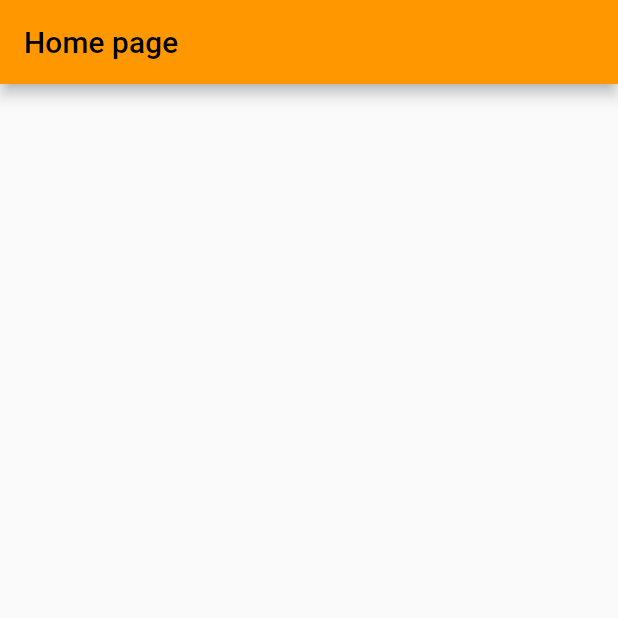
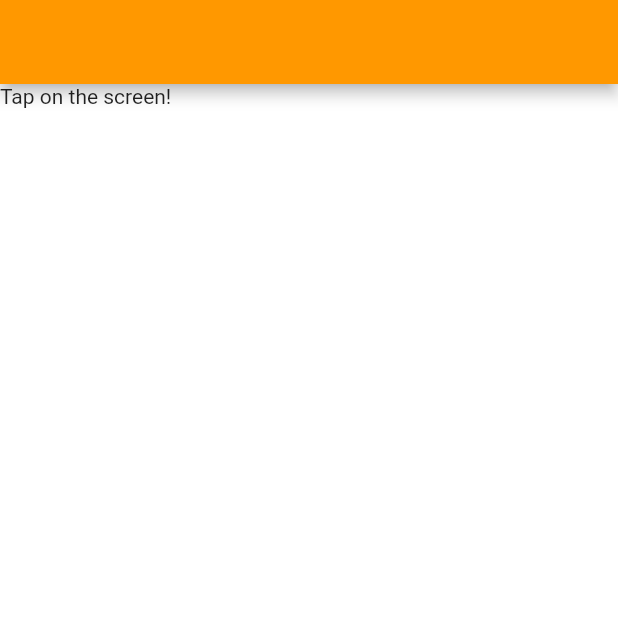
Before and after one commit to CodrinCos/Flutter-state-management-yt, a Flutter app: the screen it shows after launch, on a phone screen of 412 x 824 dp, the top half of it. Run offline on Flutter 3.47's test engine with Material 2 defaults, Android fonts, the phone set to English and light mode, and no system bars.

Commit message:
finished inherited widget - not good :( has const constructor has to be redrawn ...

```diff
--- a/statefullapp_course/lib/main.dart
+++ b/statefullapp_course/lib/main.dart
@@ -1,4 +1,5 @@
 import 'package:flutter/material.dart';
+import 'package:uuid/uuid.dart';
 
 void main() {
   runApp(
@@ -7,20 +8,91 @@ void main() {
       theme: ThemeData(
         primarySwatch: Colors.orange,
       ),
-      home: const HomePage(),
+      home: ApiProvider(
+        api: Api(),
+        child: const HomePage(),
+      ),
     ),
   );
 }
 
-class HomePage extends StatelessWidget {
+class ApiProvider extends InheritedWidget {
+  final Api api;
+  final String uuid;
+
+  ApiProvider({
+    Key? key,
+    required this.api,
+    required Widget child,
+  })  : uuid = const Uuid().v4(),
+        super(key: key, child: child);
+
+  @override
+  bool updateShouldNotify(covariant ApiProvider oldWidget) {
+    return uuid != oldWidget.uuid;
+  }
+
+  static ApiProvider of(BuildContext context) {
+    return context.dependOnInheritedWidgetOfExactType<ApiProvider>()!;
+  }
+}
+
+class HomePage extends StatefulWidget {
   const HomePage({Key? key}) : super(key: key);
+
+  @override
+  State<HomePage> createState() => _HomePageState();
+}
+
+class _HomePageState extends State<HomePage> {
+  ValueKey _textKey = const ValueKey<String?>(null);
+  // String title = 'Tap the screeeen!';
 
   @override
   Widget build(BuildContext context) {
     return Scaffold(
       appBar: AppBar(
-        title: const Text('Home page'),
+        title: Text(ApiProvider.of(context).api.dateAndTime ?? ""),
+      ),
+      body: GestureDetector(
+        onTap: () async {
+          final api = ApiProvider.of(context).api;
+          final dateAndTime = await api.getDateTime();
+          setState(() {
+            _textKey = ValueKey(dateAndTime);
+          });
+        },
+        child: SizedBox.expand(
+          child: Container(
+            color: Colors.white,
+            child: DateTimeWidget(key: _textKey),
+          ),
+        ),
       ),
     );
   }
 }
+
+class DateTimeWidget extends StatelessWidget {
+  const DateTimeWidget({Key? key}) : super(key: key);
+
+  @override
+  Widget build(BuildContext context) {
+    final api = ApiProvider.of(context).api;
+    return Text(api.dateAndTime ?? 'Tap on the screen!');
+  }
+}
+
+class Api {
+  String? dateAndTime;
+
+  Future<String> getDateTime() {
+    return Future.delayed(
+      const Duration(seconds: 1),
+      () => DateTime.now().toIso8601String(),
+    ).then((value) {
+      dateAndTime = value;
+      return value;
+    });
+  }
+}
--- a/statefullapp_course/pubspec.yaml
+++ b/statefullapp_course/pubspec.yaml
@@ -34,6 +34,7 @@ dependencies:
   # The following adds the Cupertino Icons font to your application.
   # Use with the CupertinoIcons class for iOS style icons.
   cupertino_icons: ^1.0.2
+  uuid: ^3.0.6
 
 dev_dependencies:
   flutter_test:
```
